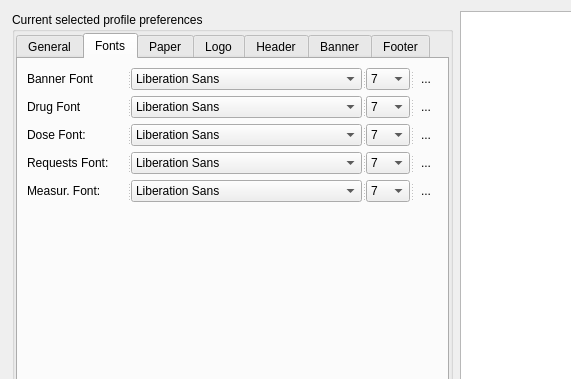
This is qtemr/ui/printdrugs.ui in dr3mro/SmartClinic as Qt 5 draws it before an edit; both pictures show x 0 to 571 and y 0 to 379 of the 1184 by 898 pixel window. The edited form follows.
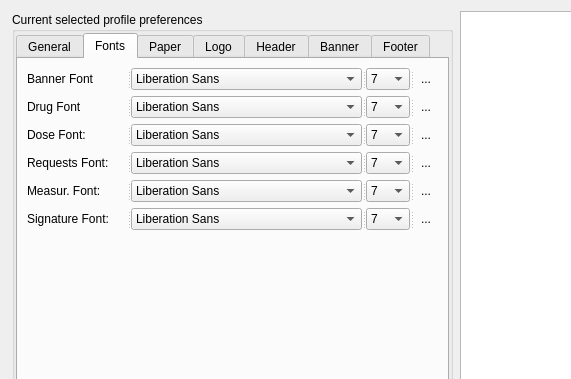
This is the edited form. The open tabs and pages were chosen to show the change. Icons and pictures are not drawn. Custom widgets are drawn as their Qt base class.

Commit message: * add new font settings and new line

Patch:
```diff
--- a/qtemr/ui/printdrugs.ui
+++ b/qtemr/ui/printdrugs.ui
@@ -1089,6 +1089,131 @@
               </widget>
              </item>
              <item row="5" column="0">
+              <widget class="QSplitter" name="splitter_16">
+               <property name="orientation">
+                <enum>Qt::Horizontal</enum>
+               </property>
+               <widget class="QLabel" name="label_14">
+                <property name="sizePolicy">
+                 <sizepolicy hsizetype="Fixed" vsizetype="Preferred">
+                  <horstretch>0</horstretch>
+                  <verstretch>0</verstretch>
+                 </sizepolicy>
+                </property>
+                <property name="minimumSize">
+                 <size>
+                  <width>100</width>
+                  <height>0</height>
+                 </size>
+                </property>
+                <property name="maximumSize">
+                 <size>
+                  <width>80</width>
+                  <height>16777215</height>
+                 </size>
+                </property>
+                <property name="text">
+                 <string>Signature Font:</string>
+                </property>
+               </widget>
+               <widget class="mFontComboBox" name="signatureFontName">
+                <property name="editable">
+                 <bool>false</bool>
+                </property>
+               </widget>
+               <widget class="QComboBox" name="signatureFontSize">
+                <property name="sizePolicy">
+                 <sizepolicy hsizetype="Fixed" vsizetype="Fixed">
+                  <horstretch>0</horstretch>
+                  <verstretch>0</verstretch>
+                 </sizepolicy>
+                </property>
+                <property name="maximumSize">
+                 <size>
+                  <width>50</width>
+                  <height>16777215</height>
+                 </size>
+                </property>
+                <property name="styleSheet">
+                 <string notr="true"/>
+                </property>
+                <item>
+                 <property name="text">
+                  <string>7</string>
+                 </property>
+                </item>
+                <item>
+                 <property name="text">
+                  <string>8</string>
+                 </property>
+                </item>
+                <item>
+                 <property name="text">
+                  <string>9</string>
+                 </property>
+                </item>
+                <item>
+                 <property name="text">
+                  <string>10</string>
+                 </property>
+                </item>
+                <item>
+                 <property name="text">
+                  <string>11</string>
+                 </property>
+                </item>
+                <item>
+                 <property name="text">
+                  <string>12</string>
+                 </property>
+                </item>
+                <item>
+                 <property name="text">
+                  <string>13</string>
+                 </property>
+                </item>
+                <item>
+                 <property name="text">
+                  <string>14</string>
+                 </property>
+                </item>
+                <item>
+                 <property name="text">
+                  <string>16</string>
+                 </property>
+                </item>
+                <item>
+                 <property name="text">
+                  <string>18</string>
+                 </property>
+                </item>
+                <item>
+                 <property name="text">
+                  <string>20</string>
+                 </property>
+                </item>
+               </widget>
+               <widget class="QToolButton" name="signatureFontBold">
+                <property name="toolTip">
+                 <string>Bold</string>
+                </property>
+                <property name="text">
+                 <string>...</string>
+                </property>
+                <property name="icon">
+                 <iconset resource="../res/resources.qrc">
+                  <normaloff>:/Graphics/bold</normaloff>:/Graphics/bold</iconset>
+                </property>
+                <property name="checkable">
+                 <bool>true</bool>
+                </property>
+                <property name="autoRaise">
+                 <bool>true</bool>
+                </property>
+               </widget>
+              </widget>
+             </item>
+             <item row="6" column="0">
               <spacer name="verticalSpacer_4">
                <property name="orientation">
                 <enum>Qt::Vertical</enum>
```
Left out of the diff: 290 changed lines with no effect on the pictures. The commit also changes 7 other files.
